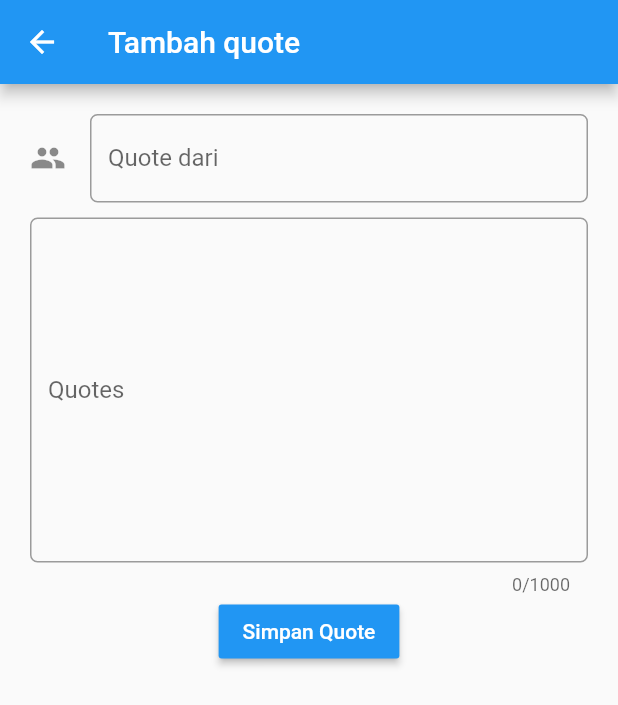
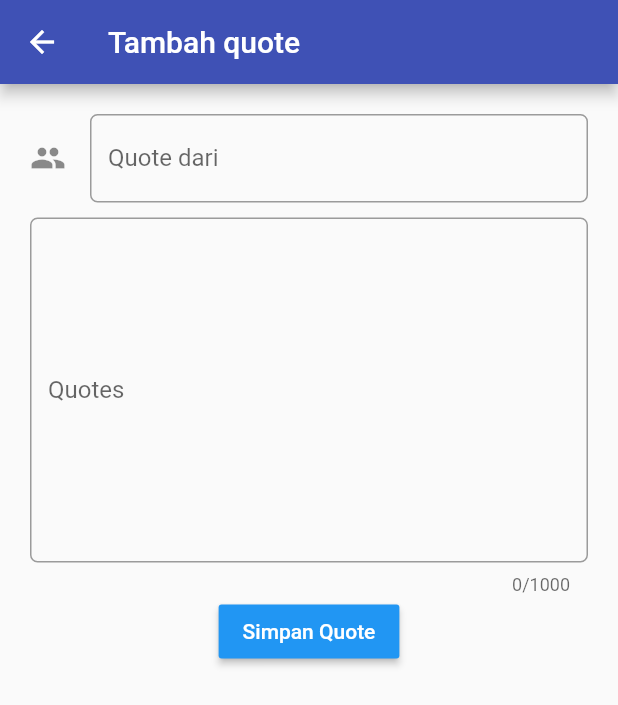
Before and after one commit to krisnantobi/Notes-Flutter, a Flutter app: the screen it shows after launch, after a tap on the "add" icon, on a phone screen of 412 x 824 dp. Shown: the top 705 px of the screen. Run offline on Flutter 3.47's test engine with Material 2 defaults, Android fonts, the phone set to English and light mode, and no system bars; our stand-ins replace shared_preferences.

```diff
--- a/lib/main.dart
+++ b/lib/main.dart
@@ -3,8 +3,12 @@ import 'package:notes/routes.dart';
 import 'package:notes/utils/shared_prefs.dart';
 
 Future<void> main() async {
+  WidgetsFlutterBinding.ensureInitialized();
   await sharedPrefs.init();
   runApp(MaterialApp(
+    theme: ThemeData(
+      primarySwatch: Colors.indigo,
+    ),
     onGenerateRoute: RouteGenerator.generateRoute,
   ));
 }
```
Also changed, not shown: pubspec.yaml (+7 -1 lines), assets/images/icon.png (added), pubspec.lock, 22 other files.
